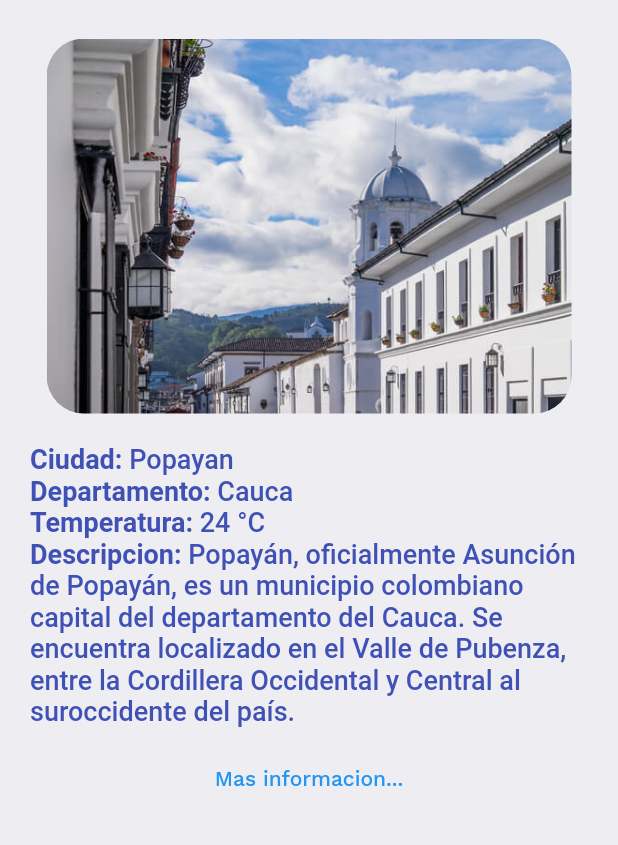
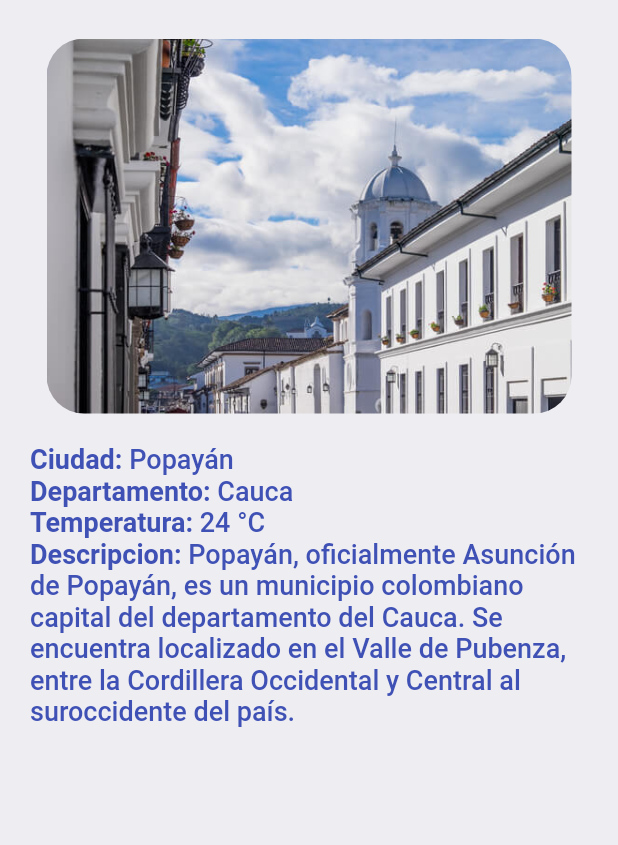
Before and after one commit to AlxBzC/Turismap, a Flutter app: the HomePage screen opened directly, on a phone screen of 412 x 824 dp, the part 143-988 px from its top. Run offline on Flutter 3.47's test engine with Material 2 defaults, Android fonts, the phone set to English and light mode, and no system bars; our stand-ins replace cloud_firestore, firebase_auth, firebase_core, fluentui_icons, gap, google_fonts and 1 more; accounts and stored records are empty.

Commit message:
Algunos ajustes realizados por Marco

```diff
--- a/lib/pages/home_page.dart
+++ b/lib/pages/home_page.dart
@@ -1,5 +1,4 @@
 
-import 'package:flutter/cupertino.dart';
 import 'package:flutter/material.dart';
 import 'package:gap/gap.dart';
 import 'package:registrar_page_turismapp/utils/app_styles.dart';
@@ -13,6 +12,7 @@ class HomePage extends StatefulWidget {
 }
 
 class _HomePageState extends State<HomePage> {
+
   @override
   Widget build(BuildContext context) {
     return Scaffold(
@@ -45,7 +45,7 @@ class _HomePageState extends State<HomePage> {
                           width: 50,
                           decoration: BoxDecoration(
                             borderRadius:BorderRadius.circular(10),
-                            image: DecorationImage(
+                            image: const DecorationImage(
                             fit: BoxFit.fitHeight,
                             image: AssetImage(
                               "assets/1.png"
@@ -53,26 +53,23 @@ class _HomePageState extends State<HomePage> {
                           ),
                         ),
                     ),
-
                   ],
                 ),
-                Gap(20),
+                const Gap(20),
                 Container(
                   height: 250.0,
                   width: 350.0,
                   decoration: BoxDecoration(
                     borderRadius:BorderRadius.circular(25),
-                    image: DecorationImage(
+                    image: const DecorationImage(
                         fit: BoxFit.fitHeight,
                         image: AssetImage("assets/popayan.jpg"),
                     )
                     ),
                   ),
-                Gap(20),
+                const Gap(20),
 
-                Container(
-                    //padding:  EdgeInsets.fromLTRB(30, 35, 30, 15),
-                  child:Row(
+                Row(
                   children: [
                     Center(
                       child: Text.rich(
@@ -82,17 +79,14 @@ class _HomePageState extends State<HomePage> {
                               text:"Ciudad: ",style:Styles.headLineStyle1.copyWith(color: Styles.primaryColor),
                             ),
                             TextSpan(
-                                text: "Popayan",style:Styles.headLineStyle3.copyWith(color: Styles.primaryColor),
+                              text: "Popayán",style:Styles.headLineStyle3.copyWith(color: Styles.primaryColor),
                             )
                           ]
                       )),
                     )
                   ],
-                  )
                 ),
-                Container(
-                    //padding:  EdgeInsets.fromLTRB(30, 35, 30, 15),
-                    child:Row(
+                Row(
                   children: [
                     Center(
                       child: Text.rich(
@@ -109,11 +103,8 @@ class _HomePageState extends State<HomePage> {
                     )
 
                   ],
-                    )
                 ),
-                Container(
-                    //padding:  EdgeInsets.fromLTRB(30, 35, 30, 15),
-                    child:Row(
+                Row(
                   children: [
                     Center(
                       child: Text.rich(
@@ -130,11 +121,8 @@ class _HomePageState extends State<HomePage> {
                     )
 
                   ],
-                    )
                 ),
-                Container(
-                    //padding:  EdgeInsets.fromLTRB(30, 35, 30, 15),
-                    child:Column(
+                Column(
                   children: [
                     Center(
                       child: Text.rich(
@@ -151,18 +139,16 @@ class _HomePageState extends State<HomePage> {
                     )
 
                   ],
-                    )
                 ),
 
                 Gap(10),
-                TextButton(
-                  child: const Text("Mas informacion..."),
-                  onPressed: () {
-                    Navigator.push(context,
-                        MaterialPageRoute(builder: (context) => HomePage()));
-                  },
-                ),
-
+                // TextButton(
+                //   child: const Text("Mas informacion..."),
+                //   onPressed: () {
+                //     Navigator.push(context,
+                //         MaterialPageRoute(builder: (context) => HomePage()));
+                //   },
+                // ),
               ],
             ),
           ),
--- a/lib/pages/navigationbar_page.dart
+++ b/lib/pages/navigationbar_page.dart
@@ -3,7 +3,6 @@ import 'package:registrar_page_turismapp/pages/home_page.dart';
 import 'package:fluentui_icons/fluentui_icons.dart';
 import 'package:registrar_page_turismapp/pages/menu_page.dart';
 import 'package:registrar_page_turismapp/pages/search_screen.dart';
-import 'package:registrar_page_turismapp/pages/sitio_page.dart';
 
 
 class navigationBar extends StatefulWidget {
--- a/lib/pages/register_page.dart
+++ b/lib/pages/register_page.dart
@@ -73,10 +73,11 @@ class _RegisterPageState extends State<RegisterPage> {
   @override
   Widget build(BuildContext context) {
     return Scaffold(
+      appBar: AppBar(),
       backgroundColor: Colors.white,
       body: Container(
         child: Padding(
-            padding: const EdgeInsets.symmetric(vertical: 50, horizontal: 50),
+            padding: const EdgeInsets.symmetric(vertical: 5, horizontal: 50),
             child: SingleChildScrollView(
                 child: Center(
                     child: Column(children: [
--- a/lib/pages/splash_page.dart
+++ b/lib/pages/splash_page.dart
@@ -11,6 +11,7 @@ class SplashPage extends StatefulWidget {
 
 class _SplashPageState extends State<SplashPage> {
 
+  @override
   void initState(){
     _closeSplash();
     super.initState();
```
Also changed, not shown: lib/pages/search_screen.dart (+4 -4 lines), pubspec.lock. Lines whose indentation alone changed are shown as unchanged.
